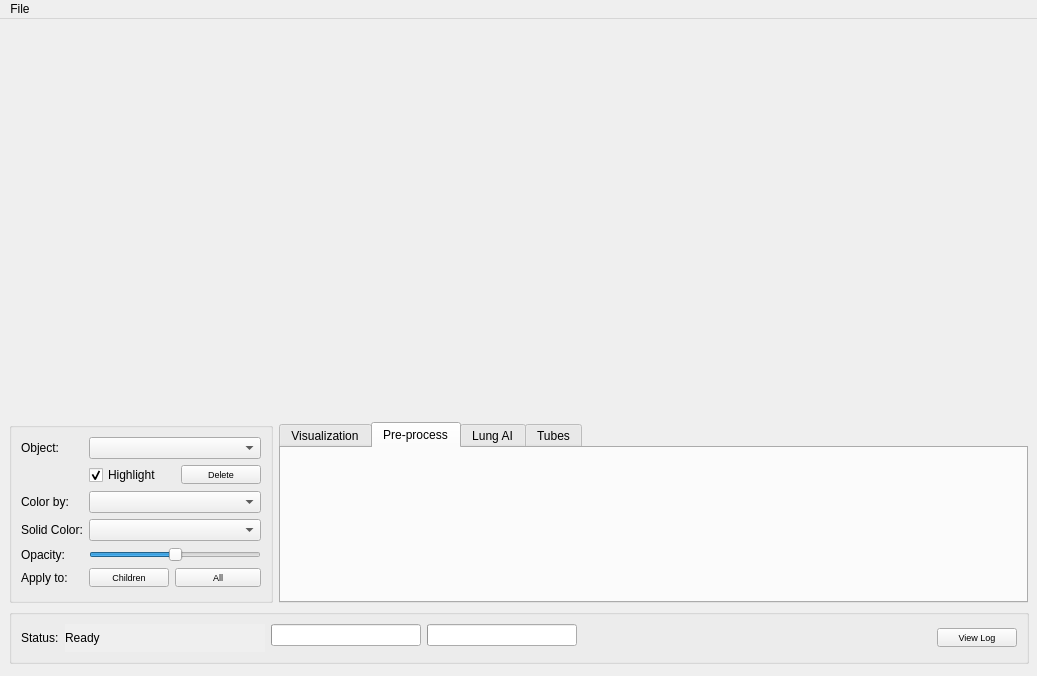
First picture: the form in src/pytubeview.ui, repository aylward/Minder3D, before the edit.
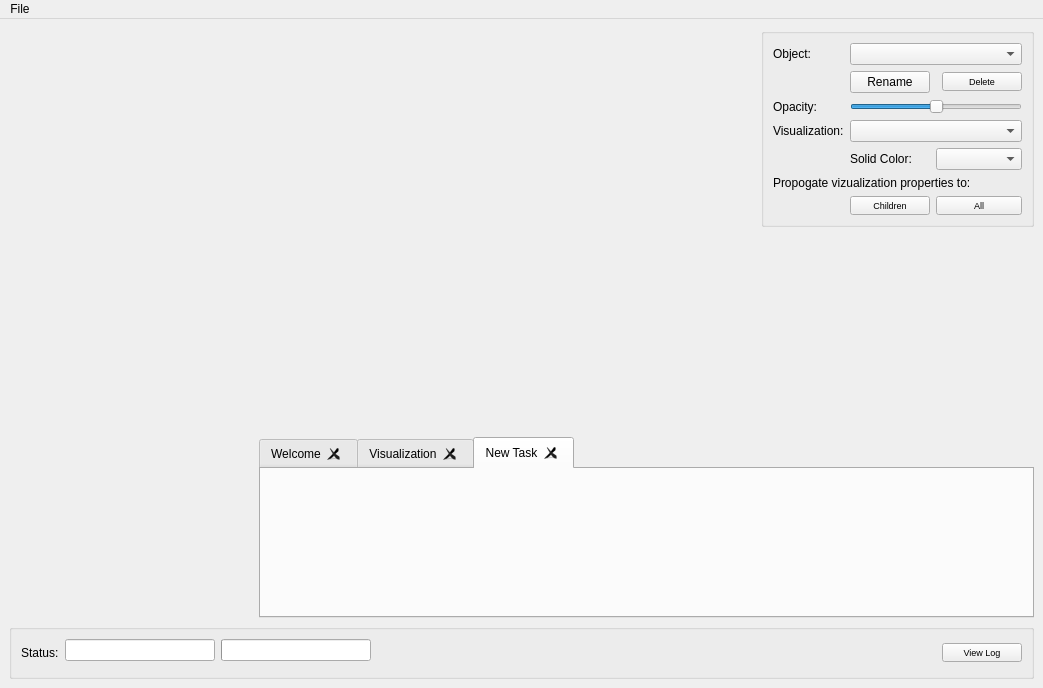
Second picture: the form after the edit. The open tabs and pages were chosen to show the change.

Commit message: ENH: Multi-component masks added as multiple spatial objects

What changed in the file:
```diff
--- a/src/pytubeview.ui
+++ b/src/pytubeview.ui
@@ -6,8 +6,8 @@
    <rect>
     <x>0</x>
     <y>0</y>
-    <width>1037</width>
-    <height>676</height>
+    <width>1043</width>
+    <height>688</height>
    </rect>
   </property>
   <property name="minimumSize">
@@ -106,29 +106,7 @@
          </layout>
         </item>
         <item>
-         <layout class="QVBoxLayout" name="tablePanelLayout">
-          <item>
-           <spacer name="tablePanelSpacer">
-            <property name="orientation">
-             <enum>Qt::Horizontal</enum>
-            </property>
-            <property name="sizeType">
-             <enum>QSizePolicy::Fixed</enum>
-            </property>
-            <property name="sizeHint" stdset="0">
-             <size>
-              <width>165</width>
-              <height>0</height>
-             </size>
-            </property>
-           </spacer>
-          </item>
-         </layout>
-        </item>
-       </layout>
-      </item>
-      <item>
-       <layout class="QHBoxLayout" name="middlePanelLayout">
+         <layout class="QVBoxLayout" name="rightPanelLayout">
         <item>
          <widget class="QGroupBox" name="objectGroupBox">
           <property name="sizePolicy">
@@ -147,6 +125,28 @@
            <bool>true</bool>
           </property>
           <layout class="QGridLayout" name="gridLayout_2">
+             <item row="10" column="1">
+              <widget class="QPushButton" name="objectPropertiesToChildrenButton">
+               <property name="font">
+                <font>
+                 <pointsize>7</pointsize>
+                </font>
+               </property>
+               <property name="text">
+                <string>Children</string>
+               </property>
+              </widget>
+             </item>
+             <item row="5" column="1" colspan="3">
+              <widget class="QComboBox" name="objectColorByComboBox">
+               <property name="accessibleName">
+                <string/>
+               </property>
+               <property name="currentText">
+                <string/>
+               </property>
+              </widget>
+             </item>
            <item row="1" column="0">
             <widget class="QLabel" name="objectNameLabel">
              <property name="text">
@@ -154,31 +154,24 @@
              </property>
             </widget>
            </item>
-           <item row="4" column="0">
-            <widget class="QLabel" name="objectColorByLabel">
-             <property name="text">
-              <string>Color by:</string>
-             </property>
-            </widget>
-           </item>
-           <item row="4" column="1" colspan="3">
-            <widget class="QComboBox" name="objectColorByComboBox">
-             <property name="accessibleName">
-              <string/>
-             </property>
-             <property name="currentText">
-              <string/>
-             </property>
-            </widget>
-           </item>
-           <item row="5" column="0">
+             <item row="6" column="1">
             <widget class="QLabel" name="objectColorLabel">
              <property name="text">
               <string>Solid Color:</string>
              </property>
             </widget>
            </item>
-           <item row="5" column="1" colspan="3">
+             <item row="1" column="1" colspan="3">
+              <widget class="QComboBox" name="objectNameComboBox">
+               <property name="accessibleName">
+                <string/>
+               </property>
+               <property name="currentText">
+                <string/>
+               </property>
+              </widget>
+             </item>
+             <item row="6" column="2" colspan="2">
             <widget class="QComboBox" name="objectColorComboBox">
              <property name="accessibleName">
               <string/>
@@ -188,14 +181,47 @@
              </property>
             </widget>
            </item>
-           <item row="6" column="0">
+             <item row="3" column="1">
+              <widget class="QPushButton" name="objectRenameButton">
+               <property name="text">
+                <string>Rename</string>
+               </property>
+              </widget>
+             </item>
+             <item row="5" column="0">
+              <widget class="QLabel" name="objectColorByLabel">
+               <property name="text">
+                <string>Visualization:</string>
+               </property>
+              </widget>
+             </item>
+             <item row="8" column="0" colspan="4">
+              <widget class="QLabel" name="objectApplyToLabel">
+               <property name="text">
+                <string>Propogate vizualization properties to:</string>
+               </property>
+              </widget>
+             </item>
+             <item row="10" column="2" colspan="2">
+              <widget class="QPushButton" name="objectPropertiesToAllButton">
+               <property name="font">
+                <font>
+                 <pointsize>7</pointsize>
+                </font>
+               </property>
+               <property name="text">
+                <string>All</string>
+               </property>
+              </widget>
+             </item>
+             <item row="4" column="0">
             <widget class="QLabel" name="objectOpacityLabel">
              <property name="text">
               <string>Opacity:</string>
              </property>
             </widget>
            </item>
-           <item row="6" column="1" colspan="3">
+             <item row="4" column="1" colspan="3">
             <widget class="QSlider" name="objectOpacitySlider">
              <property name="font">
               <font>
@@ -213,37 +239,6 @@
              </property>
             </widget>
            </item>
-           <item row="7" column="0">
-            <widget class="QLabel" name="objectApplyToLabel">
-             <property name="text">
-              <string>Apply to:</string>
-             </property>
-            </widget>
-           </item>
-           <item row="7" column="1">
-            <widget class="QPushButton" name="objectPropertiesToChildrenButton">
-             <property name="font">
-              <font>
-               <pointsize>7</pointsize>
-              </font>
-             </property>
-             <property name="text">
-              <string>Children</string>
-             </property>
-            </widget>
-           </item>
-           <item row="7" column="2" colspan="2">
-            <widget class="QPushButton" name="objectPropertiesToAllButton">
-             <property name="font">
-              <font>
-               <pointsize>7</pointsize>
-              </font>
-             </property>
-             <property name="text">
-              <string>All</string>
-             </property>
-            </widget>
-           </item>
            <item row="3" column="3">
             <widget class="QPushButton" name="objectDeleteButton">
              <property name="font">
@@ -256,33 +251,51 @@
              </property>
             </widget>
            </item>
-           <item row="1" column="1" colspan="3">
-            <widget class="QComboBox" name="objectNameComboBox">
-             <property name="accessibleName">
-              <string/>
-             </property>
-             <property name="currentText">
-              <string/>
-             </property>
-            </widget>
-           </item>
-           <item row="3" column="1">
-            <widget class="QCheckBox" name="objectHightlightSelectedCheckBox">
-             <property name="font">
-              <font>
-               <pointsize>9</pointsize>
-              </font>
-             </property>
-             <property name="text">
-              <string>Highlight</string>
-             </property>
-             <property name="checked">
-              <bool>true</bool>
-             </property>
-            </widget>
-           </item>
-          </layout>
-         </widget>
+            </layout>
+           </widget>
+          </item>
+          <item>
+           <layout class="QVBoxLayout" name="infoTableLayout">
+            <item>
+             <spacer name="infoTableVerticalSpacer">
+              <property name="orientation">
+               <enum>Qt::Vertical</enum>
+              </property>
+              <property name="sizeHint" stdset="0">
+               <size>
+                <width>20</width>
+                <height>40</height>
+               </size>
+              </property>
+             </spacer>
+            </item>
+           </layout>
+          </item>
+         </layout>
+        </item>
+       </layout>
+      </item>
+      <item>
+       <layout class="QHBoxLayout" name="middlePanelLayout">
+        <item>
+         <layout class="QVBoxLayout" name="imageTableLayout">
+          <item>
+           <spacer name="imageTableLayoutHorizontalSpacer">
+            <property name="orientation">
+             <enum>Qt::Horizontal</enum>
+            </property>
+            <property name="sizeType">
+             <enum>QSizePolicy::Fixed</enum>
+            </property>
+            <property name="sizeHint" stdset="0">
+             <size>
+              <width>250</width>
+              <height>20</height>
+             </size>
+            </property>
+           </spacer>
+          </item>
+         </layout>
         </item>
         <item>
          <widget class="QTabWidget" name="tabWidget">
@@ -294,14 +307,23 @@
           </property>
           <property name="minimumSize">
            <size>
-            <width>701</width>
+            <width>300</width>
             <height>181</height>
            </size>
           </property>
           <property name="currentIndex">
            <number>0</number>
           </property>
-          <widget class="QWidget" name="visualizationPanel">
+          <property name="tabsClosable">
+           <bool>true</bool>
+          </property>
+          <widget class="QWidget" name="welcomeTab">
+           <attribute name="title">
+            <string>Welcome</string>
+           </attribute>
+           <layout class="QHBoxLayout" name="welcomeTabLayout"/>
+          </widget>
+          <widget class="QWidget" name="visualizationTab">
            <attribute name="title">
             <string>Visualization</string>
            </attribute>
@@ -309,21 +331,9 @@
           </widget>
           <widget class="QWidget" name="preProcessPanel">
            <attribute name="title">
-            <string>Pre-process</string>
+            <string>New Task</string>
            </attribute>
-           <layout class="QVBoxLayout" name="preProcessPanelLayout"/>
-          </widget>
-          <widget class="QWidget" name="lungAIPanel">
-           <attribute name="title">
-            <string>Lung AI</string>
-           </attribute>
-           <layout class="QVBoxLayout" name="lungAIPanelLayout"/>
-          </widget>
-          <widget class="QWidget" name="tubePanel">
-           <attribute name="title">
-            <string>Tubes</string>
-           </attribute>
-           <layout class="QHBoxLayout" name="tubePanelLayout"/>
+           <layout class="QHBoxLayout" name="newTaskTabLayout"/>
           </widget>
          </widget>
         </item>
@@ -349,90 +359,6 @@
            <bool>true</bool>
           </property>
           <layout class="QGridLayout" name="gridLayout">
-           <item row="0" column="4">
-            <widget class="QProgressBar" name="statusMinorProgressBar">
-             <property name="sizePolicy">
-              <sizepolicy hsizetype="Fixed" vsizetype="Fixed">
-               <horstretch>0</horstretch>
-               <verstretch>0</verstretch>
-              </sizepolicy>
-             </property>
-             <property name="minimumSize">
-              <size>
-               <width>150</width>
-               <height>12</height>
-              </size>
-             </property>
-             <property name="value">
-              <number>0</number>
-             </property>
-             <property name="textVisible">
-              <bool>false</bool>
-             </property>
-            </widget>
-           </item>
-           <item row="0" column="5">
-            <spacer name="statusGroupBoxSpacer">
-             <property name="orientation">
-              <enum>Qt::Horizontal</enum>
-             </property>
-             <property name="sizeHint" stdset="0">
-              <size>
-               <width>40</width>
-               <height>20</height>
-              </size>
-             </property>
-            </spacer>
-           </item>
-           <item row="0" column="1" rowspan="2">
-            <widget class="QLabel" name="status">
-             <property name="minimumSize">
-              <size>
-               <width>200</width>
-               <height>0</height>
-              </size>
-             </property>
-             <property name="font">
-              <font>
-               <pointsize>9</pointsize>
-              </font>
-             </property>
-             <property name="autoFillBackground">
-              <bool>true</bool>
-             </property>
-             <property name="frameShape">
-              <enum>QFrame::NoFrame</enum>
-             </property>
-             <property name="frameShadow">
-              <enum>QFrame::Plain</enum>
-             </property>
-             <property name="text">
-              <string>Ready</string>
-             </property>
-            </widget>
-           </item>
-           <item row="0" column="3">
-            <widget class="QProgressBar" name="statusMajorProgressBar">
-             <property name="sizePolicy">
-              <sizepolicy hsizetype="Fixed" vsizetype="Fixed">
-               <horstretch>0</horstretch>
-               <verstretch>0</verstretch>
-              </sizepolicy>
-             </property>
-             <property name="minimumSize">
-              <size>
-               <width>150</width>
-               <height>12</height>
-              </size>
-             </property>
-             <property name="value">
-              <number>0</number>
-             </property>
-             <property name="textVisible">
-              <bool>false</bool>
-             </property>
-            </widget>
-           </item>
            <item row="0" column="0" rowspan="2">
             <widget class="QLabel" name="statusLabel">
              <property name="text">
@@ -440,7 +366,7 @@
              </property>
             </widget>
            </item>
-           <item row="0" column="6" rowspan="2">
+           <item row="0" column="5" rowspan="2">
             <widget class="QPushButton" name="statusViewLogButton">
              <property name="font">
               <font>
@@ -452,6 +378,57 @@
              </property>
             </widget>
            </item>
+           <item row="0" column="3">
+            <widget class="QProgressBar" name="statusProgressBar">
+             <property name="sizePolicy">
+              <sizepolicy hsizetype="Fixed" vsizetype="Fixed">
+               <horstretch>0</horstretch>
+               <verstretch>0</verstretch>
+              </sizepolicy>
+             </property>
+             <property name="minimumSize">
+              <size>
+               <width>150</width>
+               <height>12</height>
+              </size>
+             </property>
+             <property name="value">
+              <number>0</number>
+             </property>
+             <property name="textVisible">
+              <bool>false</bool>
+             </property>
+            </widget>
+           </item>
+           <item row="0" column="4">
+            <spacer name="statusGroupBoxSpacer">
+             <property name="orientation">
+              <enum>Qt::Horizontal</enum>
+             </property>
+             <property name="sizeHint" stdset="0">
+              <size>
+               <width>600</width>
+               <height>20</height>
+              </size>
+             </property>
+            </spacer>
+           </item>
+           <item row="0" column="1">
+            <widget class="QLineEdit" name="statusText">
+             <property name="sizePolicy">
+              <sizepolicy hsizetype="MinimumExpanding" vsizetype="Fixed">
+               <horstretch>0</horstretch>
+               <verstretch>0</verstretch>
+              </sizepolicy>
+             </property>
+             <property name="minimumSize">
+              <size>
+               <width>150</width>
+               <height>0</height>
+              </size>
+             </property>
+            </widget>
+           </item>
           </layout>
          </widget>
         </item>
@@ -466,7 +443,7 @@
     <rect>
      <x>0</x>
      <y>0</y>
-     <width>1037</width>
+     <width>1043</width>
      <height>22</height>
     </rect>
    </property>
```
Left out of the diff: 14 changed lines with no effect on the pictures. Lines whose indentation alone changed are shown as unchanged. The commit also changes 43 other files.
